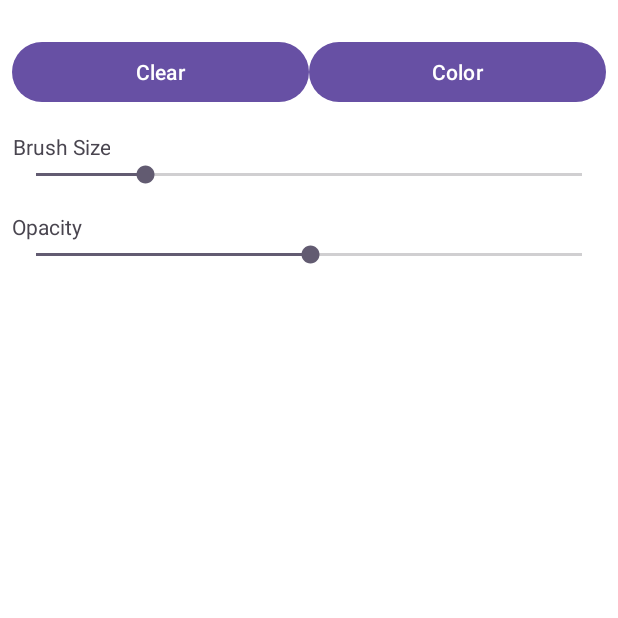
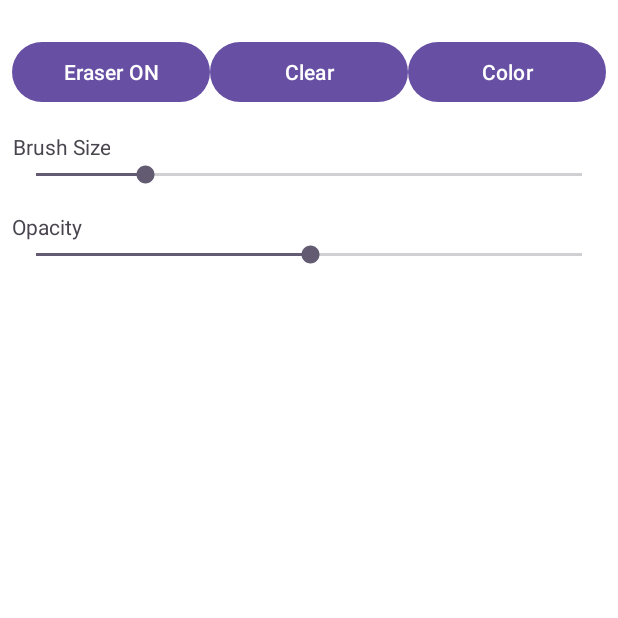
Before and after one commit to mattnadar/CISC682DoodleAssignment, an Android app: the screen it shows after launch (MainActivity), after a tap on "Clear", on a phone screen of 412 x 824 dp, the top half of it. Run offline under Robolectric (Android 15) with nearby library versions, the phone set to English and light mode, and no system bars; 3 other taps on this screen came first.

Commit message:
Eraser done

```diff
--- a/app/src/main/java/com/example/cisc682doodleassignment/DoodleView.java
+++ b/app/src/main/java/com/example/cisc682doodleassignment/DoodleView.java
@@ -14,6 +14,18 @@ public class DoodleView extends View {
     private Paint paint;
     private ArrayList<DrawPath> paths;
     private DrawPath currentPath;
+
+    private boolean isEraserMode = false;
+    public void setEraserMode(boolean isEraser) {
+        isEraserMode = isEraser;
+        if (isEraserMode) {
+            paint.setColor(Color.WHITE); // Eraser color (background color)
+            paint.setStrokeWidth(50);
+        } else {
+            paint.setColor(Color.BLACK);
+            paint.setStrokeWidth(10);    // Default brush size
+        }
+    }
 
     public DoodleView(Context context, AttributeSet attrs) {
         super(context, attrs);
@@ -70,6 +82,8 @@ public class DoodleView extends View {
 
     public void clearCanvas() {
         paths.clear();
+        isEraserMode = false; // Reset to drawing mode
+        setColor(Color.BLACK); // Reset to default color
         invalidate();
     }
 
--- a/app/src/main/java/com/example/cisc682doodleassignment/MainActivity.java
+++ b/app/src/main/java/com/example/cisc682doodleassignment/MainActivity.java
@@ -11,6 +11,7 @@ import androidx.appcompat.app.AppCompatActivity;
 
 public class MainActivity extends AppCompatActivity {
     private DoodleView doodleView;
+    private boolean isEraserMode = false; // Track the current mode
 
     @Override
     protected void onCreate(Bundle savedInstanceState) {
@@ -51,6 +52,19 @@ public class MainActivity extends AppCompatActivity {
 
             @Override
             public void onStopTrackingTouch(SeekBar seekBar) { }
+        });
+
+        Button eraserButton = findViewById(R.id.eraserButton);
+        eraserButton.setOnClickListener(v -> {
+            isEraserMode = !isEraserMode; // Toggle the mode
+            doodleView.setEraserMode(isEraserMode);
+
+            // Update button text or visual feedback
+            if (isEraserMode) {
+                eraserButton.setText("Eraser ON");
+            } else {
+                eraserButton.setText("Eraser OFF");
+            }
         });
     }
 
--- a/app/src/main/res/layout/activity_main.xml
+++ b/app/src/main/res/layout/activity_main.xml
@@ -2,8 +2,8 @@
 <LinearLayout xmlns:android="http://schemas.android.com/apk/res/android"
     android:layout_width="match_parent"
     android:layout_height="match_parent"
+    android:background="@android:color/white"
     android:orientation="vertical"
-    android:background="@android:color/white"
     android:padding="8dp">
 
 
@@ -14,26 +14,34 @@
         android:id="@+id/toolPanel"
         android:layout_width="match_parent"
         android:layout_height="wrap_content"
-        android:orientation="horizontal"
         android:layout_marginTop="16dp"
-        android:gravity="center_horizontal">
+        android:gravity="center_horizontal"
+        android:orientation="horizontal">
+
+        <Button
+            android:id="@+id/eraserButton"
+            android:layout_width="0dp"
+            android:layout_height="wrap_content"
+            android:layout_weight="0.5"
+            android:gravity="center"
+            android:text="Eraser" />
 
         <Button
             android:id="@+id/clearButton"
             android:layout_width="0dp"
             android:layout_height="wrap_content"
             android:layout_weight="0.5"
-            android:text="@string/clear"
-            android:gravity="center"/>
+            android:gravity="center"
+            android:text="@string/clear" />
 
         <Button
             android:id="@+id/colorButton"
             android:layout_width="0dp"
             android:layout_height="wrap_content"
             android:layout_weight="0.5"
-            android:text="@string/color"
+            android:gravity="center"
 
-            android:gravity="center"/>
+            android:text="@string/color" />
 
     </LinearLayout>
 
@@ -41,10 +49,10 @@
         android:id="@+id/brushSizeLabel"
         android:layout_width="wrap_content"
         android:layout_height="wrap_content"
-        android:text="@string/brush_size"
+        android:layout_marginTop="16dp"
         android:background="@android:color/white"
-        android:layout_marginTop="16dp"
-        android:gravity="center_horizontal" />
+        android:gravity="center_horizontal"
+        android:text="@string/brush_size" />
 
     <SeekBar
         android:id="@+id/brushSizeSeekBar"
@@ -58,10 +66,10 @@
         android:id="@+id/opacityLabel"
         android:layout_width="wrap_content"
         android:layout_height="wrap_content"
-        android:text="@string/opacity"
         android:layout_marginTop="16dp"
         android:background="@android:color/white"
-        android:gravity="center_horizontal" />
+        android:gravity="center_horizontal"
+        android:text="@string/opacity" />
 
     <SeekBar
         android:id="@+id/opacitySeekBar"
```
Lines whose indentation alone changed are shown as unchanged.
